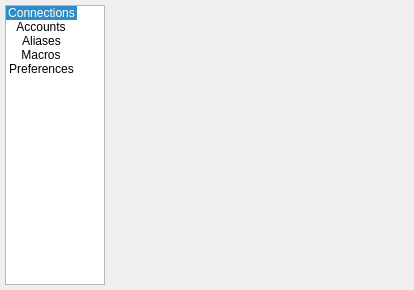
Before: the Qt Designer form src/devclient/gui_src/gui_option.ui in develer-staff/devclient, drawn with Qt 5.
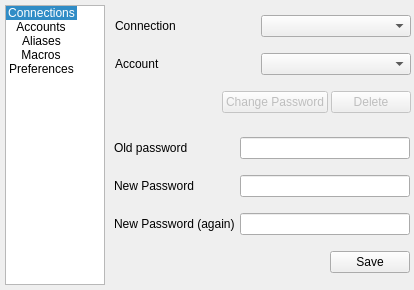
After: the same form once the commit is applied. The open tabs and pages were chosen to show the change. Icons and pictures are not drawn.

Commit message: abbozzata interfaccia per la gestione degli account

```diff
--- a/src/devclient/gui_src/gui_option.ui
+++ b/src/devclient/gui_src/gui_option.ui
@@ -321,7 +321,224 @@
      </layout>
     </widget>
    </widget>
-   <widget class="QWidget" name="account_page" />
+   <widget class="QWidget" name="account_page" >
+    <widget class="QFrame" name="frame_account_pwd" >
+     <property name="geometry" >
+      <rect>
+       <x>4</x>
+       <y>124</y>
+       <width>301</width>
+       <height>161</height>
+      </rect>
+     </property>
+     <property name="frameShape" >
+      <enum>QFrame::NoFrame</enum>
+     </property>
+     <property name="frameShadow" >
+      <enum>QFrame::Raised</enum>
+     </property>
+     <widget class="QWidget" name="layoutWidget" >
+      <property name="geometry" >
+       <rect>
+        <x>5</x>
+        <y>5</y>
+        <width>296</width>
+        <height>156</height>
+       </rect>
+      </property>
+      <layout class="QGridLayout" >
+       <property name="horizontalSpacing" >
+        <number>5</number>
+       </property>
+       <property name="verticalSpacing" >
+        <number>8</number>
+       </property>
+       <item row="0" column="0" >
+        <widget class="QLabel" name="label" >
+         <property name="text" >
+          <string>Old password</string>
+         </property>
+        </widget>
+       </item>
+       <item row="0" column="1" >
+        <widget class="QLineEdit" name="lineEdit" >
+         <property name="text" >
+          <string/>
+         </property>
+         <property name="echoMode" >
+          <enum>QLineEdit::Password</enum>
+         </property>
+        </widget>
+       </item>
+       <item row="1" column="0" >
+        <widget class="QLabel" name="label_2" >
+         <property name="text" >
+          <string>New Password</string>
+         </property>
+        </widget>
+       </item>
+       <item row="1" column="1" >
+        <widget class="QLineEdit" name="lineEdit_2" >
+         <property name="echoMode" >
+          <enum>QLineEdit::Password</enum>
+         </property>
+        </widget>
+       </item>
+       <item row="2" column="0" >
+        <widget class="QLabel" name="label_3" >
+         <property name="text" >
+          <string>New Password (again)</string>
+         </property>
+        </widget>
+       </item>
+       <item row="2" column="1" >
+        <widget class="QLineEdit" name="lineEdit_3" >
+         <property name="echoMode" >
+          <enum>QLineEdit::Password</enum>
+         </property>
+        </widget>
+       </item>
+       <item row="3" column="0" colspan="2" >
+        <layout class="QHBoxLayout" >
+         <item>
+          <spacer>
+           <property name="orientation" >
+            <enum>Qt::Horizontal</enum>
+           </property>
+           <property name="sizeHint" >
+            <size>
+             <width>171</width>
+             <height>20</height>
+            </size>
+           </property>
+          </spacer>
+         </item>
+         <item>
+          <widget class="QPushButton" name="save_pwd_account" >
+           <property name="text" >
+            <string>Save</string>
+           </property>
+           <property name="icon" >
+            <iconset resource="../../../resources/gui_option.qrc" >:/images/button-save.png</iconset>
+           </property>
+          </widget>
+         </item>
+        </layout>
+       </item>
+      </layout>
+     </widget>
+    </widget>
+    <widget class="QWidget" name="layoutWidget" >
+     <property name="geometry" >
+      <rect>
+       <x>10</x>
+       <y>7</y>
+       <width>296</width>
+       <height>116</height>
+      </rect>
+     </property>
+     <layout class="QGridLayout" >
+      <property name="horizontalSpacing" >
+       <number>0</number>
+      </property>
+      <property name="verticalSpacing" >
+       <number>8</number>
+      </property>
+      <item row="0" column="0" >
+       <widget class="QLabel" name="label_conn_account" >
+        <property name="text" >
+         <string>Connection</string>
+        </property>
+       </widget>
+      </item>
+      <item row="0" column="1" >
+       <widget class="QComboBox" name="list_conn_account" >
+        <property name="sizePolicy" >
+         <sizepolicy vsizetype="Fixed" hsizetype="Preferred" >
+          <horstretch>0</horstretch>
+          <verstretch>0</verstretch>
+         </sizepolicy>
+        </property>
+        <property name="minimumSize" >
+         <size>
+          <width>150</width>
+          <height>0</height>
+         </size>
+        </property>
+       </widget>
+      </item>
+      <item row="1" column="0" >
+       <widget class="QLabel" name="label_account_account" >
+        <property name="text" >
+         <string>Account</string>
+        </property>
+       </widget>
+      </item>
+      <item row="1" column="1" >
+       <widget class="QComboBox" name="list_account" >
+        <property name="sizePolicy" >
+         <sizepolicy vsizetype="Fixed" hsizetype="Preferred" >
+          <horstretch>0</horstretch>
+          <verstretch>0</verstretch>
+         </sizepolicy>
+        </property>
+        <property name="minimumSize" >
+         <size>
+          <width>150</width>
+          <height>0</height>
+         </size>
+        </property>
+       </widget>
+      </item>
+      <item row="2" column="0" colspan="2" >
+       <layout class="QHBoxLayout" >
+        <property name="spacing" >
+         <number>3</number>
+        </property>
+        <item>
+         <spacer>
+          <property name="orientation" >
+           <enum>Qt::Horizontal</enum>
+          </property>
+          <property name="sizeHint" >
+           <size>
+            <width>71</width>
+            <height>20</height>
+           </size>
+          </property>
+         </spacer>
+        </item>
+        <item>
+         <widget class="QPushButton" name="pwd_account" >
+          <property name="enabled" >
+           <bool>false</bool>
+          </property>
+          <property name="text" >
+           <string>Change Password</string>
+          </property>
+          <property name="icon" >
+           <iconset resource="../../../resources/gui_option.qrc" >:/images/button-pwd.png</iconset>
+          </property>
+         </widget>
+        </item>
+        <item>
+         <widget class="QPushButton" name="delete_account" >
+          <property name="enabled" >
+           <bool>false</bool>
+          </property>
+          <property name="text" >
+           <string>Delete</string>
+          </property>
+          <property name="icon" >
+           <iconset resource="../../../resources/gui_option.qrc" >:/images/button-cancel.png</iconset>
+          </property>
+         </widget>
+        </item>
+       </layout>
+      </item>
+     </layout>
+    </widget>
+   </widget>
    <widget class="QWidget" name="alias_page" >
     <widget class="QWidget" name="layoutWidget_2" >
      <property name="geometry" >
```
Left out of the diff: 46 changed lines with no effect on the pictures. The commit also changes 7 other files.
